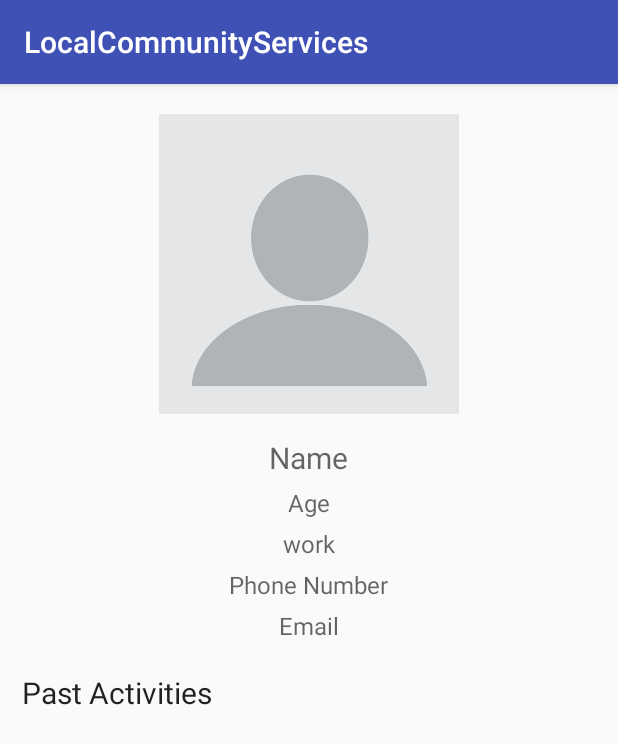
After one commit to yyuumd/LocalCommunityServices, an Android app: the fragment ProfileFragment shown on its own in the app's theme, on a phone screen of 412 x 824 dp. The commit adds this screen. Shown: the top 744 px of the screen. Run offline under Robolectric (Android 15) with nearby library versions, the phone set to English and light mode, and no system bars; our stand-ins replace Firebase (no records; nobody signed in at launch, a user with empty details on screens opened directly).

Commit message:
Fixed register passwork input and added profileFragment

```diff
--- /dev/null
+++ b/app/src/main/java/c/group24/localcommunityservices/ProfileFragment.java
@@ -0,0 +1,61 @@
+package c.group24.localcommunityservices;
+
+import android.app.Activity;
+import android.os.Bundle;
+import android.support.annotation.Nullable;
+import android.support.v4.app.Fragment;
+import android.view.LayoutInflater;
+import android.view.View;
+import android.view.ViewGroup;
+import android.widget.EditText;
+import android.widget.ImageView;
+import android.widget.LinearLayout;
+
+import com.google.firebase.auth.FirebaseAuth;
+import com.google.firebase.auth.FirebaseUser;
+import com.google.firebase.database.DatabaseReference;
+import com.google.firebase.database.FirebaseDatabase;
+
+
+public class ProfileFragment extends Fragment {
+
+    private ImageView image;
+    private EditText name, age, work, phone, email;
+    private LinearLayout past_activities;
+
+    private FirebaseDatabase firebaseDatabase;
+    private DatabaseReference databaseReference;
+    private FirebaseAuth firebaseAuth;
+    private FirebaseUser firebaseUser;
+
+    @Nullable
+    @Override
+    public View onCreateView(LayoutInflater inflater, @Nullable ViewGroup container, @Nullable Bundle savedInstanceState) {
+
+        firebaseDatabase = FirebaseDatabase.getInstance();
+        databaseReference = firebaseDatabase.getReference();
+        firebaseAuth = FirebaseAuth.getInstance();
+        firebaseUser = firebaseAuth.getCurrentUser();
+
+
+        View view = inflater.inflate(R.layout.user_layout, container, false);
+
+        image = view.findViewById(R.id.profile_pic);
+        name = view.findViewById(R.id.name);
+        age = view.findViewById(R.id.age);
+        work = view.findViewById(R.id.work);
+        phone = view.findViewById(R.id.phone);
+        email = view.findViewById(R.id.email);
+        past_activities = view.findViewById(R.id.user_activities);
+
+
+        load_data();
+
+        return view;
+    }
+
+    private void load_data() {
+
+
+    }
+}
--- a/app/src/main/res/layout/register_process.xml
+++ b/app/src/main/res/layout/register_process.xml
@@ -29,7 +29,7 @@
         android:layout_marginTop="28dp"
         android:ems="10"
         android:hint="@string/pwd"
-        android:inputType="numberPassword"
+        android:inputType="textPassword"
         app:layout_constraintBottom_toTopOf="@+id/studentOrg"
         app:layout_constraintEnd_toEndOf="parent"
         app:layout_constraintHorizontal_bias="0.502"
--- a/app/src/main/res/layout/user_layout.xml
+++ b/app/src/main/res/layout/user_layout.xml
@@ -23,7 +23,7 @@
             android:orientation="vertical">
 
             <ImageView
-                android:id="@+id/Profile_pic"
+                android:id="@+id/profile_pic"
                 android:layout_width="200dp"
                 android:layout_height="200dp"
                 android:layout_marginTop="20dp"
@@ -52,12 +52,12 @@
                 android:layout_marginTop="5dp"
                 android:background="@android:color/transparent"/>
             <EditText
-                android:id="@+id/school"
+                android:id="@+id/work"
                 android:layout_width="wrap_content"
                 android:layout_height="wrap_content"
                 android:textSize="16dp"
                 android:inputType="none"
-                android:hint="School"
+                android:hint="work"
                 android:editable="false"
                 android:gravity="center_horizontal"
                 android:layout_marginTop="5dp"
@@ -97,23 +97,23 @@
 
 
             <LinearLayout
-                android:id="@+id/past_Activities"
+                android:id="@+id/user_activities"
                 android:layout_width="match_parent"
                 android:layout_height="match_parent"
-                android:orientation="vertical"
+                android:layout_marginLeft="10dp"
                 android:layout_marginTop="20dp"
-                android:layout_marginLeft="10dp">
+                android:orientation="vertical">
 
                 <EditText
                     android:layout_width="match_parent"
                     android:layout_height="wrap_content"
                     android:layout_gravity="left"
+                    android:layout_marginBottom="10dp"
                     android:background="@android:color/transparent"
                     android:editable="false"
                     android:inputType="none"
                     android:text="Past Activities"
-                    android:textSize="20dp"
-                    android:layout_marginBottom="10dp"/>
+                    android:textSize="20dp" />
             </LinearLayout>
 
         </LinearLayout>
```
